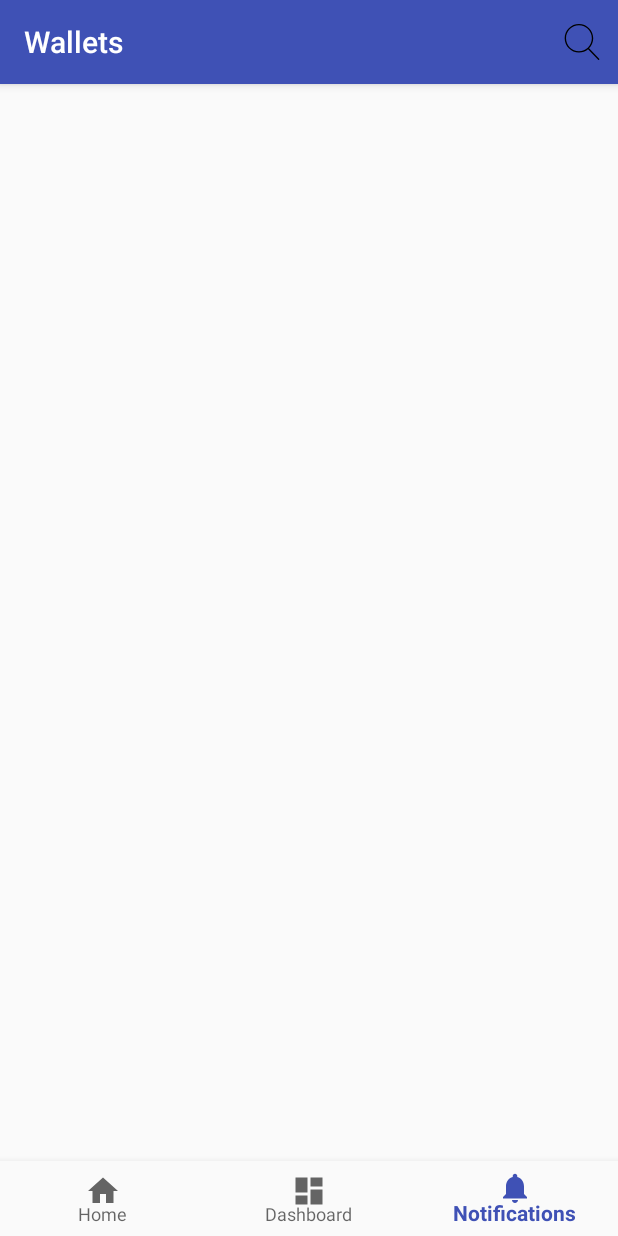
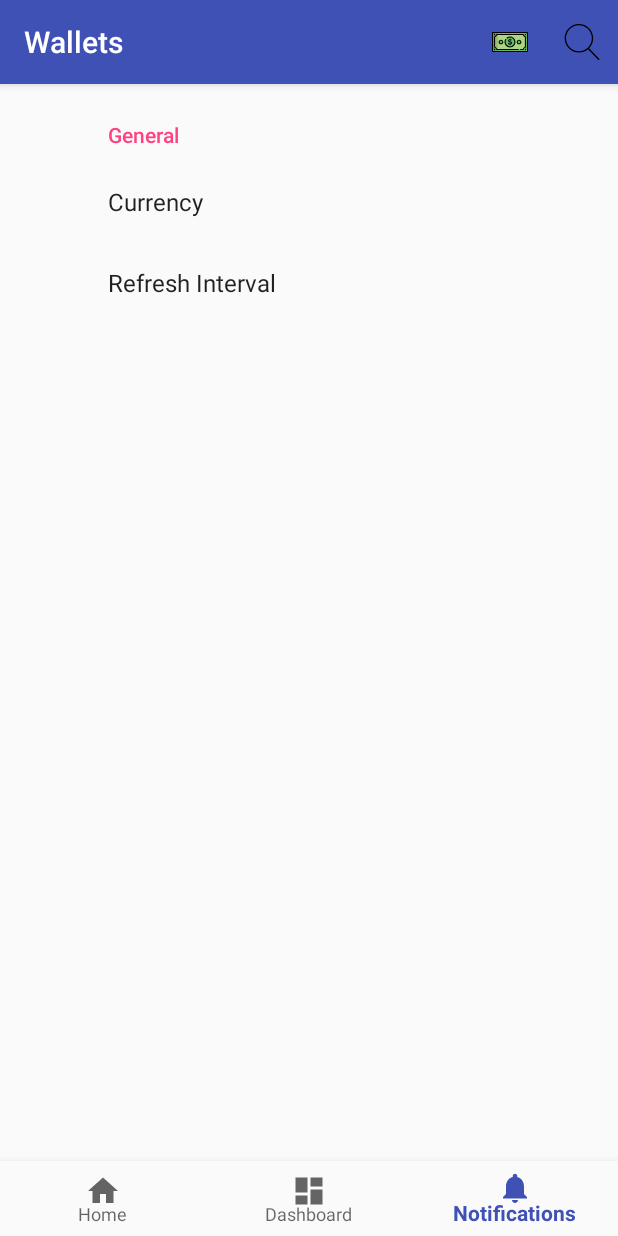
Before and after one commit to sreejithcr22/Crypto-Watch-Wallet-Android, an Android app: the screen it shows after launch (MainActivity), item 3 of the bottom bar chosen, on a phone screen of 412 x 824 dp. Run offline under Robolectric (Android 15) with nearby library versions, the phone set to English and light mode, and no system bars; our stand-ins replace androidx.preference; libraries missing offline, so code that uses them is left out: com.google.zxing.integration; 5 statements that could not run were skipped.

Commit message:
change currency button in toolbar+preference implemented

```diff
--- a/app/build.gradle
+++ b/app/build.gradle
@@ -23,6 +23,8 @@ dependencies {
     implementation fileTree(dir: 'libs', include: ['*.jar'])
     implementation 'com.android.support:appcompat-v7:26.1.0'
     implementation 'com.android.support:design:26.1.0'
+    implementation 'com.android.support:preference-v14:26.1.0'
+    implementation 'com.android.support:preference-v7:26.1.0'
     implementation 'com.android.support.constraint:constraint-layout:1.0.2'
     implementation 'com.android.support:support-vector-drawable:26.1.0'
     implementation 'com.android.support:support-v4:26.1.0'
--- a/app/src/main/java/com/codit/cryptowatchwallet/MainActivity.java
+++ b/app/src/main/java/com/codit/cryptowatchwallet/MainActivity.java
@@ -1,16 +1,23 @@
 package com.codit.cryptowatchwallet;
 
+import android.app.AlarmManager;
+import android.app.PendingIntent;
 import android.content.BroadcastReceiver;
 import android.content.Context;
+import android.content.DialogInterface;
 import android.content.Intent;
 import android.content.IntentFilter;
+import android.content.SharedPreferences;
 import android.os.Bundle;
+import android.preference.PreferenceFragment;
 import android.support.annotation.NonNull;
+import android.support.annotation.Nullable;
 import android.support.design.widget.BottomNavigationView;
-import android.support.v4.app.Fragment;
 import android.support.v4.content.LocalBroadcastManager;
-import android.support.v4.view.MenuItemCompat;
+import android.support.v7.app.AlertDialog;
 import android.support.v7.app.AppCompatActivity;
+import android.support.v7.preference.PreferenceFragmentCompat;
+import android.support.v7.preference.PreferenceManager;
 import android.support.v7.widget.SearchView;
 import android.support.v7.widget.Toolbar;
 import android.util.Log;
@@ -19,28 +26,20 @@ import android.view.MenuItem;
 import android.widget.TextView;
 import android.widget.Toast;
 
-import com.codit.cryptowatchwallet.api.MarketApi;
 import com.codit.cryptowatchwallet.fragment.MarketFragment;
+import com.codit.cryptowatchwallet.fragment.SettingsFragment;
 import com.codit.cryptowatchwallet.fragment.WalletFragment;
-import com.codit.cryptowatchwallet.model.Balance;
+import com.codit.cryptowatchwallet.helper.PreferenceHelper;
 import com.codit.cryptowatchwallet.model.Wallet;
-import com.codit.cryptowatchwallet.orm.AppDatabase;
-import com.codit.cryptowatchwallet.orm.WalletDao;
 import com.codit.cryptowatchwallet.service.AddWalletService;
 import com.codit.cryptowatchwallet.service.FetchMarketDataService;
-import com.codit.cryptowatchwallet.service.RefreshWalletService;
+import com.codit.cryptowatchwallet.service.UpdateWalletsWorthService;
 import com.codit.cryptowatchwallet.util.Coin;
+import com.codit.cryptowatchwallet.util.Currency;
 import com.google.zxing.integration.android.IntentIntegrator;
 import com.google.zxing.integration.android.IntentResult;
 
-import java.io.IOException;
-import java.util.ArrayList;
-import java.util.List;
-
-import retrofit2.Retrofit;
-import retrofit2.converter.gson.GsonConverterFactory;
-
-public class MainActivity extends AppCompatActivity {
+public class MainActivity extends AppCompatActivity implements SettingsFragment.onCurrencyPreferenceClickListener{
 
      static final String FRAGMENT_MARKET="market_fragment";
      static final String FRAGMENT_WALLET="wallet_fragment";
@@ -49,7 +48,7 @@ public class MainActivity extends AppCompatActivity {
     private IntentIntegrator qrScan;
     MarketFragment marketFragment;
     WalletFragment walletFragment;
-
+    PreferenceHelper preferenceHelper;
 
     private BottomNavigationView.OnNavigationItemSelectedListener mOnNavigationItemSelectedListener
             = new BottomNavigationView.OnNavigationItemSelectedListener() {
@@ -71,29 +70,38 @@ public class MainActivity extends AppCompatActivity {
                 case R.id.navigation_notifications:
                     mTextMessage.setText(R.string.title_notifications);
 
-                   Intent intent=new Intent(MainActivity.this, AddWalletService.class);
+                   /*Intent intent=new Intent(MainActivity.this, AddWalletService.class);
                    intent.putExtra(Wallet.WALLET_NAME,"zero btc1");
-                   intent.putExtra(Wallet.WALLET_COIN_CODE,Coin.BTC);
+                   intent.putExtra(Wallet.WALLET_COIN_CODE, Coin.BTC);
                    intent.putExtra(Wallet.WALLET_ADDRESS,"1FK1rNLV69C85ut7XfQVsyVgVWoesQNN8f");
-                   startService(intent);
+                   startService(intent);*/
 
-                    Intent intent1=new Intent(MainActivity.this, AddWalletService.class);
+                  /*  Intent intent1=new Intent(MainActivity.this, AddWalletService.class);
                     intent1.putExtra(Wallet.WALLET_NAME,"shopping");
                     intent1.putExtra(Wallet.WALLET_COIN_CODE,Coin.BCH);
                     intent1.putExtra(Wallet.WALLET_ADDRESS,"17Wk4GPKw9nZ9PbspzaxN3fv1L2m9NA9dg");
-                    startService(intent1);
+                    startService(intent1);*/
 
-                    Intent intent2=new Intent(MainActivity.this, AddWalletService.class);
-                    intent2.putExtra(Wallet.WALLET_NAME,"zero");
+                 /*   Intent intent2=new Intent(MainActivity.this, AddWalletService.class);
+                    intent2.putExtra(Wallet.WALLET_NAME,"large");
                     intent2.putExtra(Wallet.WALLET_COIN_CODE,Coin.ETH);
-                    intent2.putExtra(Wallet.WALLET_ADDRESS,"0x6C2adC2073994fb2CCC5032cC2906Fa221e9B391");
-                    startService(intent2);
+                    intent2.putExtra(Wallet.WALLET_ADDRESS,"0x281055Afc982d96fAB65b3a49cAc8b878184Cb16");
+                    startService(intent2);*/
+                   getSupportFragmentManager().beginTransaction().replace(R.id.fragment_container,new SettingsFragment()).commit();
 
                     return true;
             }
             return false;
         }
     };
+
+    void setUpAlarm()
+    {
+        Intent intent = new Intent(this, FetchMarketDataService.class);
+        PendingIntent pintent = PendingIntent.getService(this, 0, intent, 0);
+        AlarmManager alarm = (AlarmManager)getSystemService(Context.ALARM_SERVICE);
+        alarm.setRepeating(AlarmManager.RTC_WAKEUP, System.currentTimeMillis(), 30*1000, pintent);
+    }
 
 
     @Override
@@ -102,6 +110,8 @@ public class MainActivity extends AppCompatActivity {
         setContentView(R.layout.activity_main);
 
 
+        //setUpAlarm();
+        preferenceHelper=new PreferenceHelper(getApplicationContext());
 
         mTextMessage = findViewById(R.id.message);
         BottomNavigationView navigation = findViewById(R.id.navigation);
@@ -126,12 +136,18 @@ public class MainActivity extends AppCompatActivity {
     @Override
     public boolean onOptionsItemSelected(MenuItem item) {
 
-        return super.onOptionsItemSelected(item);
+        switch (item.getItemId())
+        {
+            case R.id.change_currency:showChangeCurrencyDialog();return true;
+        }
+
+        return false;
     }
 
     @Override
     public boolean onCreateOptionsMenu(Menu menu) {
         getMenuInflater().inflate(R.menu.toolbar_menu, menu);
+
 
         SearchView searchView= (SearchView) menu.findItem(R.id.search).getActionView();
         searchView.setOnQueryTextListener(new SearchView.OnQueryTextListener() {
@@ -204,4 +220,31 @@ public class MainActivity extends AppCompatActivity {
         super.onPause();
         LocalBroadcastManager.getInstance(this).unregisterReceiver(addWalletErrorReciever);
     }
+
+    void showChangeCurrencyDialog()
+    {
+        final AlertDialog.Builder builder=new AlertDialog.Builder(MainActivity.this);
+        builder.setTitle("Change currency")
+                .setSingleChoiceItems(Currency.currencyArray, preferenceHelper.getDefaultCurrency(), new DialogInterface.OnClickListener() {
+                    @Override
+                    public void onClick(DialogInterface dialogInterface, int i) {
+                        preferenceHelper.setDefaultCurrency(i);
+                        dialogInterface.dismiss();
+                        Intent intent=new Intent(MainActivity.this, UpdateWalletsWorthService.class);
+                        intent.putExtra(Currency.EXTRA_DATA_CURRENCY_CODE, Currency.currencyArray[i]);
+                        startService(intent);
+                        marketFragment= (MarketFragment) getSupportFragmentManager().findFragmentByTag(FRAGMENT_MARKET);
+                        if(marketFragment!=null&&marketFragment.isVisible()) {
+                            marketFragment.refreshList();
+                        }
+                    }
+                });
+        builder.setNegativeButton("Cancel",null)
+                .create().show();
+    }
+
+    @Override
+    public void onCurrencyPreferenceClick() {
+        showChangeCurrencyDialog();
+    }
 }
--- /dev/null
+++ b/app/src/main/java/com/codit/cryptowatchwallet/fragment/SettingsFragment.java
@@ -0,0 +1,87 @@
+package com.codit.cryptowatchwallet.fragment;
+
+import android.content.Context;
+import android.content.SharedPreferences;
+import android.os.Bundle;
+import android.support.v7.preference.Preference;
+import android.support.v7.preference.PreferenceFragmentCompat;
+import android.util.Log;
+
+import com.codit.cryptowatchwallet.R;
+import com.codit.cryptowatchwallet.helper.PreferenceHelper;
+import com.codit.cryptowatchwallet.util.Currency;
+
+/**
+ * Created by Sreejith on 28-Nov-17.
+ */
+
+public class SettingsFragment extends PreferenceFragmentCompat implements SharedPreferences.OnSharedPreferenceChangeListener, Preference.OnPreferenceClickListener {
+    PreferenceHelper helper;
+    Preference defaultCurrency;
+    onCurrencyPreferenceClickListener listener;
+
+    @Override
+    public boolean onPreferenceClick(Preference preference) {
+
+        switch (preference.getKey())
+        {
+            case PreferenceHelper.DEFAULT_CURRENCY:listener.onCurrencyPreferenceClick();return true;
+        }
+        return false;
+    }
+
+    public interface onCurrencyPreferenceClickListener
+    {
+         void onCurrencyPreferenceClick();
+    }
+    @Override
+    public void onCreatePreferences(Bundle savedInstanceState, String rootKey) {
+        Log.d("preference", "onCreatePreferences: ");
+        addPreferencesFromResource(R.xml.settings);
+        Log.d("preference", "oncreate: ");
+        helper=new PreferenceHelper(getActivity().getApplicationContext());
+        Log.d("preference", "onCreatePreferences: "+getPreferenceScreen().getPreference(0).getKey());
+
+        defaultCurrency= getPreferenceManager().findPreference(PreferenceHelper.DEFAULT_CURRENCY);
+        defaultCurrency.setOnPreferenceClickListener(this);
+
+        intiSummaries();
+
+
+    }
+
+    @Override
+    public void onAttach(Context context) {
+        super.onAttach(context);
+        listener= (onCurrencyPreferenceClickListener) context;
+    }
+
+    @Override
+    public void onResume() {
+        super.onResume();
+        getPreferenceManager().getSharedPreferences().registerOnSharedPreferenceChangeListener(this);
+    }
+
+    @Override
+    public void onPause() {
+        super.onPause();
+        getPreferenceManager().getSharedPreferences().unregisterOnSharedPreferenceChangeListener(this);
+    }
+
+
+
+    void intiSummaries()
+    {
+        defaultCurrency.setSummary(Currency.currencyArray[helper.getDefaultCurrency()]);
+
+    }
+
+    @Override
+    public void onSharedPreferenceChanged(SharedPreferences sharedPreferences, String s) {
+        switch (s)
+        {
+            case PreferenceHelper.DEFAULT_CURRENCY:defaultCurrency.setSummary(Currency.currencyArray[helper.getDefaultCurrency()]);
+            break;
+        }
+    }
+}
--- /dev/null
+++ b/app/src/main/java/com/codit/cryptowatchwallet/helper/PreferenceHelper.java
@@ -0,0 +1,25 @@
+package com.codit.cryptowatchwallet.helper;
+
+import android.content.Context;
+import android.content.SharedPreferences;
+import android.preference.PreferenceManager;
+
+/**
+ * Created by Sreejith on 28-Nov-17.
+ */
+
+public class PreferenceHelper {
+
+    public static final String DEFAULT_CURRENCY="default_currency";
+    public static final String REFRESH_INTERVAL="refresh_interval";
+    SharedPreferences preferenceManager;
+
+    public PreferenceHelper(Context context)
+    {
+        preferenceManager= PreferenceManager.getDefaultSharedPreferences(context);
+    }
+
+    public void setDefaultCurrency(int arrayPos){preferenceManager.edit().putInt(DEFAULT_CURRENCY,arrayPos).apply();}
+    public int getDefaultCurrency(){return preferenceManager.getInt(DEFAULT_CURRENCY,0);};
+
+}
--- a/app/src/main/java/com/codit/cryptowatchwallet/service/FetchMarketDataService.java
+++ b/app/src/main/java/com/codit/cryptowatchwallet/service/FetchMarketDataService.java
@@ -3,6 +3,7 @@ package com.codit.cryptowatchwallet.service;
 import android.app.IntentService;
 import android.arch.persistence.room.Update;
 import android.content.Intent;
+import android.util.Log;
 
 import com.codit.cryptowatchwallet.api.MarketApi;
 import com.codit.cryptowatchwallet.model.CoinPrices;
@@ -37,6 +38,7 @@ public class FetchMarketDataService extends IntentService {
     @Override
     protected void onHandleIntent(Intent intent) {
         if (intent != null) {
+            Log.d("wallet", "fetch: ");
             updateDB(fetchDataFromServer());
 
             Intent intent1=new Intent(getApplicationContext(),RefreshWalletService.class);
--- a/app/src/main/java/com/codit/cryptowatchwallet/service/UpdateWalletsWorthService.java
+++ b/app/src/main/java/com/codit/cryptowatchwallet/service/UpdateWalletsWorthService.java
@@ -16,7 +16,7 @@ public class UpdateWalletsWorthService extends BaseService {
     @Override
     protected void onHandleIntent(Intent intent) {
         if (intent != null) {
-
+            Log.d("wallet", "updateworth: ");
             initializeDB();
             String currencyCode=intent.getStringExtra(Currency.EXTRA_DATA_CURRENCY_CODE);
             if(currencyCode!=null)
--- a/app/src/main/java/com/codit/cryptowatchwallet/util/Currency.java
+++ b/app/src/main/java/com/codit/cryptowatchwallet/util/Currency.java
@@ -10,5 +10,6 @@ public abstract class Currency {
     public static final String INR="INR";
     public static final String EUR="EUR";
     public static final String CAD="CAD";
+    public static final String[] currencyArray={USD,INR,EUR,CAD};
 
 }
--- /dev/null
+++ b/app/src/main/res/drawable/ic_change_currency.xml
@@ -0,0 +1,20 @@
+<vector android:height="24dp" android:viewportHeight="512.0"
+    android:viewportWidth="512.0" android:width="24dp" xmlns:android="http://schemas.android.com/apk/res/android">
+    <path android:fillColor="#66BB6A" android:pathData="M7.5,121h497v270h-497z"/>
+    <path android:fillColor="#58A15B" android:pathData="M7.5,121h76v270h-76z"/>
+    <path android:fillColor="#AED581" android:pathData="M475.4,328.5V183.5c-14.7,-6.8 -26.5,-18.7 -33.4,-33.4H70c-6.8,14.7 -18.7,26.5 -33.4,33.4v145c14.7,6.8 26.5,18.7 33.4,33.4h372C448.8,347.2 460.7,335.4 475.4,328.5z"/>
+    <path android:fillColor="#66BB6A" android:pathData="M256,256m-70.2,0a70.2,70.2 0,1 1,140.4 0a70.2,70.2 0,1 1,-140.4 0"/>
+    <path android:fillColor="#66BB6A" android:pathData="M127.6,256m-26,0a26,26 0,1 1,52 0a26,26 0,1 1,-52 0"/>
+    <path android:fillColor="#66BB6A" android:pathData="M384.4,256m-26,0a26,26 0,1 1,52 0a26,26 0,1 1,-52 0"/>
+    <path android:fillColor="#98BA71" android:pathData="M70,150.1c-6.8,14.7 -18.7,26.5 -33.4,33.4v145c14.7,6.8 26.5,18.7 33.4,33.4H83.5V150.1H70z"/>
+    <path android:fillColor="#FF000000" android:pathData="M7.5,398.5h497c4.1,0 7.5,-3.4 7.5,-7.5V121c0,-4.1 -3.4,-7.5 -7.5,-7.5H7.5c-4.1,0 -7.5,3.4 -7.5,7.5v270C0,395.2 3.4,398.5 7.5,398.5zM15,128.5h482v255H15V128.5z"/>
+    <path android:fillColor="#FF000000" android:pathData="M482.9,328.5V183.5c0,-2.9 -1.7,-5.6 -4.3,-6.8c-13.1,-6.1 -23.7,-16.7 -29.8,-29.8c-1.2,-2.6 -3.9,-4.3 -6.8,-4.3H70c-2.9,0 -5.6,1.7 -6.8,4.3c-6.1,13.1 -16.7,23.7 -29.8,29.8c-2.6,1.2 -4.3,3.9 -4.3,6.8v145c0,2.9 1.7,5.6 4.3,6.8c13.1,6.1 23.7,16.7 29.8,29.8c1.2,2.6 3.9,4.3 6.8,4.3h306c4.1,0 7.5,-3.4 7.5,-7.5s-3.4,-7.5 -7.5,-7.5H74.6c-7,-12.9 -17.6,-23.5 -30.5,-30.5V188.1c12.9,-7 23.5,-17.6 30.5,-30.5H437.4c7,12.9 17.6,23.5 30.5,30.5v135.8c-12.9,7 -23.5,17.6 -30.5,30.5h-31.4c-4.1,0 -7.5,3.4 -7.5,7.5s3.4,7.5 7.5,7.5h36c2.9,0 5.6,-1.7 6.8,-4.3c6.1,-13.1 16.7,-23.7 29.8,-29.8C481.2,334.1 482.9,331.4 482.9,328.5z"/>
+    <path android:fillColor="#FF000000" android:pathData="M36.1,149.6m-9.2,0a9.2,9.2 0,1 1,18.4 0a9.2,9.2 0,1 1,-18.4 0"/>
+    <path android:fillColor="#FF000000" android:pathData="M475.9,149.6m-9.2,0a9.2,9.2 0,1 1,18.4 0a9.2,9.2 0,1 1,-18.4 0"/>
+    <path android:fillColor="#FF000000" android:pathData="M36.1,362.5m-9.2,0a9.2,9.2 0,1 1,18.4 0a9.2,9.2 0,1 1,-18.4 0"/>
+    <path android:fillColor="#FF000000" android:pathData="M475.9,362.5m-9.2,0a9.2,9.2 0,1 1,18.4 0a9.2,9.2 0,1 1,-18.4 0"/>
+    <path android:fillColor="#FF000000" android:pathData="M199.1,214.3c-3.6,-2.1 -8.2,-0.9 -10.3,2.7c-6.9,11.8 -10.5,25.3 -10.5,39c0,42.8 34.8,77.7 77.7,77.7c42.8,0 77.7,-34.8 77.7,-77.7s-34.8,-77.7 -77.7,-77.7c-16.4,0 -32.1,5.1 -45.5,14.7c-3.4,2.4 -4.1,7.1 -1.7,10.5s7.1,4.1 10.5,1.7c10.7,-7.8 23.4,-11.9 36.7,-11.9c34.6,0 62.7,28.1 62.7,62.7c0,34.6 -28.1,62.7 -62.7,62.7c-34.6,0 -62.7,-28.1 -62.7,-62.7c0,-11.1 2.9,-21.9 8.5,-31.5C203.9,220.9 202.7,216.4 199.1,214.3z"/>
+    <path android:fillColor="#FF000000" android:pathData="M236.8,273c-1,-0.8 -2.3,-1.2 -3.6,-1.2c-3.3,0 -5.9,2.6 -5.9,5.9c0,2.3 1.1,4 2.9,5.2c6.6,4.6 14,7.6 22.1,8.4v6.7c0,2.6 2.2,4.6 4.7,4.6c2.6,0 4.6,-2 4.6,-4.6v-6.5c13.7,-1.3 23,-9.2 23,-21c0,-11.5 -7,-18.1 -23.4,-22.2v-20.7c3.7,0.9 7.3,2.5 11.1,4.7c1.1,0.6 2.2,1 3.2,1c3.3,0 6,-2.6 6,-5.9c0,-2.6 -1.5,-4.2 -3.2,-5.2c-5,-3.1 -10.4,-5.2 -16.7,-5.9v-2.4c0,-2.6 -2,-4.6 -4.6,-4.6c-2.6,0 -4.7,2 -4.7,4.6v2.3c-13.5,1.1 -22.7,9.1 -22.7,20.6c0,12.2 7.3,18.1 23.1,22.2v21.3C246.8,279.2 241.9,276.7 236.8,273zM261.3,261.1c8.3,2.6 10.7,5.5 10.7,10.2c0,5.2 -3.8,8.6 -10.7,9.4V261.1zM242.4,236c0,-4.7 3.5,-8.4 10.4,-9.1v19.1C244.5,243.4 242.4,240.6 242.4,236z"/>
+    <path android:fillColor="#FF000000" android:pathData="M94.1,256c0,18.5 15,33.5 33.5,33.5S161.1,274.5 161.1,256s-15,-33.5 -33.5,-33.5S94.1,237.5 94.1,256zM146.1,256c0,10.2 -8.3,18.5 -18.5,18.5S109.1,266.2 109.1,256s8.3,-18.5 18.5,-18.5S146.1,245.8 146.1,256z"/>
+    <path android:fillColor="#FF000000" android:pathData="M417.9,256c0,-18.5 -15,-33.5 -33.5,-33.5S350.9,237.5 350.9,256s15,33.5 33.5,33.5S417.9,274.5 417.9,256zM384.4,274.5c-10.2,0 -18.5,-8.3 -18.5,-18.5s8.3,-18.5 18.5,-18.5s18.5,8.3 18.5,18.5S394.6,274.5 384.4,274.5z"/>
+</vector>
--- a/app/src/main/res/menu/toolbar_menu.xml
+++ b/app/src/main/res/menu/toolbar_menu.xml
@@ -2,9 +2,17 @@
 <menu xmlns:android="http://schemas.android.com/apk/res/android"
     xmlns:app="http://schemas.android.com/apk/res-auto">
     <item
+        android:orderInCategory="200"
         android:id="@+id/search"
         android:icon="@drawable/ic_search"
         android:title="Search"
-        app:showAsAction="ifRoom|collapseActionView"
+        app:showAsAction="always|collapseActionView"
         app:actionViewClass="android.support.v7.widget.SearchView"/>
+    <item
+        android:orderInCategory="100"
+        android:id="@+id/change_currency"
+        android:icon="@drawable/ic_change_currency"
+        android:title="Change currency"
+        app:showAsAction="always|collapseActionView"
+       />
 </menu>
--- a/app/src/main/res/values/styles.xml
+++ b/app/src/main/res/values/styles.xml
@@ -8,6 +8,8 @@
         <item name="colorAccent">@color/colorAccent</item>
         <item name="windowNoTitle">true</item>
         <item name="windowActionBar">false</item>
+        <item name="preferenceTheme">@style/PreferenceThemeOverlay.v14.Material</item>
+
     </style>
 
     <style name="AppTheme.NoActionBar">
@@ -19,4 +21,5 @@
 
     <style name="AppTheme.PopupOverlay" parent="ThemeOverlay.AppCompat.Light" />
 
+
 </resources>
--- /dev/null
+++ b/app/src/main/res/xml/settings.xml
@@ -0,0 +1,21 @@
+<?xml version="1.0" encoding="utf-8"?>
+<PreferenceScreen xmlns:android="http://schemas.android.com/apk/res/android">
+
+    <PreferenceCategory android:title="General">
+        <Preference
+            android:defaultValue="0"
+            android:key="default_currency"
+            android:title="Currency"
+
+            ></Preference>
+
+  <Preference android:title="Refresh Interval"
+        android:key="refresh_interval"
+        android:defaultValue="1"
+
+        ></Preference>
+
+    </PreferenceCategory>
+
+
+</PreferenceScreen>
```
Also changed, not shown: app/src/main/java/com/codit/cryptowatchwallet/adapter/MarketRecyclerAdapter.java (+5 -2 lines), app/src/main/java/com/codit/cryptowatchwallet/fragment/MarketFragment.java (+6 -2 lines), app/src/main/java/com/codit/cryptowatchwallet/service/RefreshWalletService.java (+5 -4 lines).
